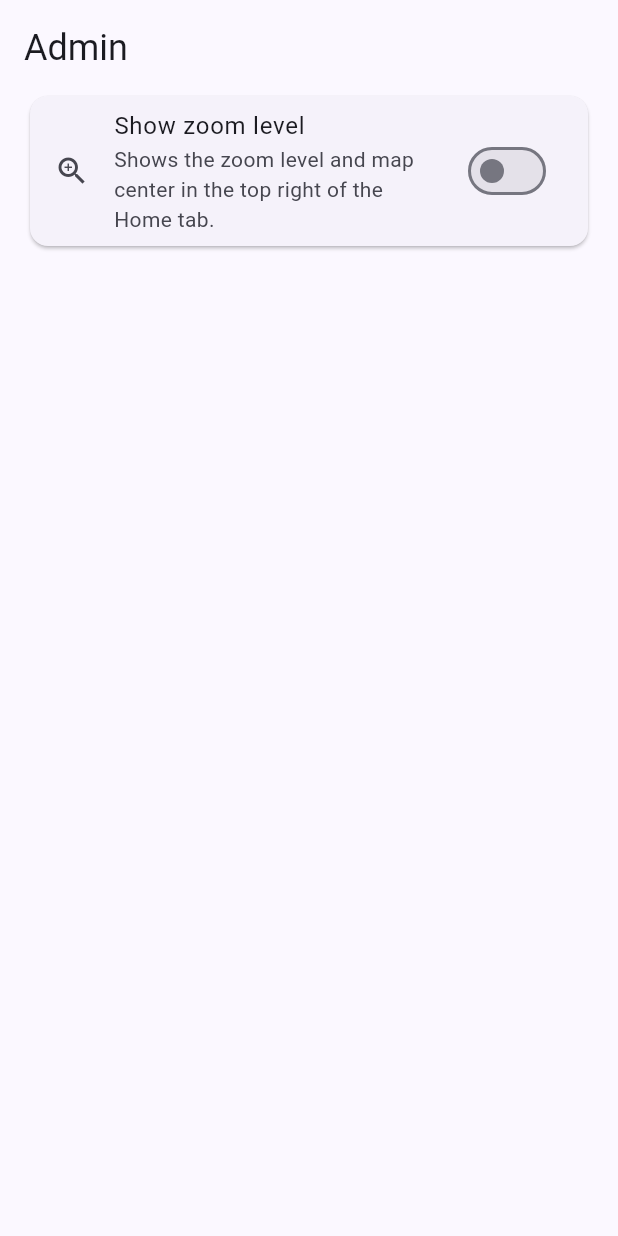
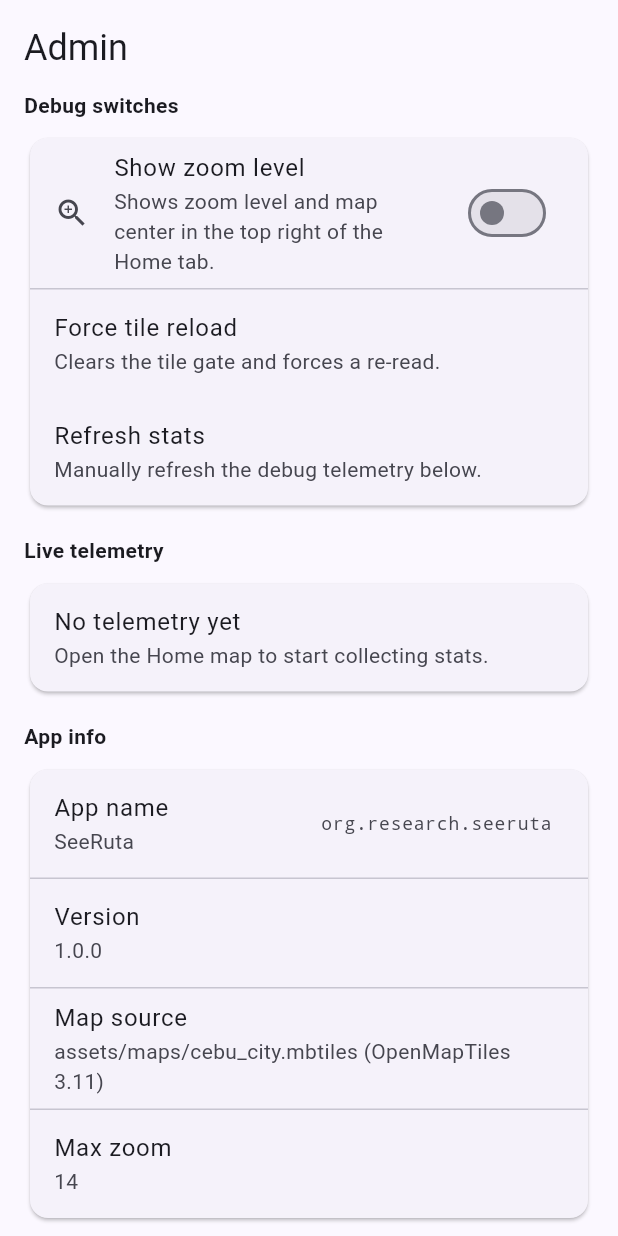
Before and after one commit to FilipinoCollabEmtech/flutter-widget-catalog, a Flutter app: the AdminPage widget shown alone on an empty page, opened directly with empty values, on a phone screen of 412 x 824 dp. Run offline on Flutter 3.47's test engine with Material 3 defaults, Android fonts, the phone set to English and light mode, and no system bars; our stand-ins replace flutter_compass, flutter_map, geolocator, latlong2; missing offline and left inert: mbtiles, vector_map_tiles, vector_tile_renderer.

Commit message:
feat: replace admin page slot with camera demo; admin replaces profile after Konami; add debug telemetry
- Page slot 1: CameraDemoPage placeholder (camera button, coming soon)
- Page slot 2: Profile normally, AdminPage after Konami unlock replaces it
- Bottom nav right: Admin button replaces Profile button after Konami
- Admin page: added live telemetry (gate limit/active/queued, max zoom,
  provider type) plus app info and debug switches
- HomePage: periodic telemetry ticker (1s) updates debugStats with tile
  gate stats so Admin page shows live data

```diff
--- a/lib/pages/admin_page.dart
+++ b/lib/pages/admin_page.dart
@@ -1,11 +1,20 @@
 import 'package:flutter/material.dart';
+import 'package:flutter/foundation.dart' show debugPrint;
 
-/// Admin tab: debug switches. Currently one toggle that shows the map's
-/// zoom level (and center) in the top right of the Home tab.
+/// Admin tab: debug switches and live telemetry.
+/// Shows zoom level toggle, tile gate stats, cache info, and app version.
 class AdminPage extends StatelessWidget {
-  const AdminPage({super.key, required this.showZoomInfo});
+  const AdminPage({
+    super.key,
+    required this.showZoomInfo,
+    required this.debugStats,
+  });
 
+  /// Toggles the zoom/center readout overlay on the Home map.
   final ValueNotifier<bool> showZoomInfo;
+
+  /// Live debug stats (tile gate limit/active/queued, cache sizes, etc.).
+  final ValueNotifier<Map<String, String>> debugStats;
 
   @override
   Widget build(BuildContext context) {
@@ -14,18 +23,116 @@
       children: [
         Text('Admin', style: Theme.of(context).textTheme.headlineSmall),
         const SizedBox(height: 12),
+
+        // ---- Debug switches ----
+        const Text('Debug switches', style: TextStyle(fontWeight: FontWeight.bold)),
+        const SizedBox(height: 8),
         Card(
-          child: ValueListenableBuilder<bool>(
+          child: Column(
+            children: [
+              ValueListenableBuilder<bool>(
                 valueListenable: showZoomInfo,
                 builder: (context, value, _) => SwitchListTile(
                   secondary: const Icon(Icons.zoom_in),
                   title: const Text('Show zoom level'),
                   subtitle: const Text(
-                'Shows the zoom level and map center in the top right of the Home tab.',
+                    'Shows zoom level and map center in the top right of the Home tab.',
                   ),
                   value: value,
                   onChanged: (v) => showZoomInfo.value = v,
                 ),
+              ),
+              const Divider(height: 1),
+              ListTile(
+                secondary: const Icon(Icons.bug_report),
+                title: const Text('Force tile reload'),
+                subtitle: const Text('Clears the tile gate and forces a re-read.'),
+                onTap: () {
+                  debugPrint('Admin: force tile reload requested');
+                  ScaffoldMessenger.of(context).showSnackBar(
+                    const SnackBar(content: Text('Tile reload — not wired yet')),
+                  );
+                },
+              ),
+              ListTile(
+                secondary: const Icon(Icons.refresh),
+                title: const Text('Refresh stats'),
+                subtitle: const Text('Manually refresh the debug telemetry below.'),
+                onTap: () {
+                  ScaffoldMessenger.of(context).showSnackBar(
+                    const SnackBar(content: Text('Stats refresh triggered')),
+                  );
+                },
+              ),
+            ],
+          ),
+        ),
+        const SizedBox(height: 16),
+
+        // ---- Live telemetry ----
+        const Text('Live telemetry', style: TextStyle(fontWeight: FontWeight.bold)),
+        const SizedBox(height: 8),
+        Card(
+          child: ValueListenableBuilder<Map<String, String>>(
+            valueListenable: debugStats,
+            builder: (context, stats, _) {
+              if (stats.isEmpty) {
+                return const ListTile(
+                  title: Text('No telemetry yet'),
+                  subtitle: Text('Open the Home map to start collecting stats.'),
+                );
+              }
+              return Column(
+                crossAxisAlignment: CrossAxisAlignment.start,
+                children: stats.entries.map((e) => Padding(
+                      padding: const EdgeInsets.symmetric(horizontal: 16, vertical: 4),
+                      child: Row(
+                        mainAxisAlignment: MainAxisAlignment.spaceBetween,
+                        children: [
+                          Text(e.key, style: const TextStyle(fontSize: 13)),
+                          Text(e.value,
+                              style: const TextStyle(
+                                fontSize: 13,
+                                fontFamily: 'monospace',
+                                fontWeight: FontWeight.w600,
+                              )),
+                        ],
+                      ),
+                    )).toList(),
+              );
+            },
+          ),
+        ),
+        const SizedBox(height: 16),
+
+        // ---- App info ----
+        const Text('App info', style: TextStyle(fontWeight: FontWeight.bold)),
+        const SizedBox(height: 8),
+        Card(
+          child: const Column(
+            children: [
+              ListTile(
+                title: Text('App name'),
+                subtitle: Text('SeeRuta'),
+                trailing: Text('org.research.seeruta',
+                    style: TextStyle(fontFamily: 'monospace', fontSize: 12)),
+              ),
+              Divider(height: 1),
+              ListTile(
+                title: Text('Version'),
+                subtitle: Text('1.0.0'),
+              ),
+              Divider(height: 1),
+              ListTile(
+                title: Text('Map source'),
+                subtitle: Text('assets/maps/cebu_city.mbtiles (OpenMapTiles 3.11)'),
+              ),
+              Divider(height: 1),
+              ListTile(
+                title: Text('Max zoom'),
+                subtitle: Text('14'),
+              ),
+            ],
           ),
         ),
       ],
--- a/lib/pages/home_page.dart
+++ b/lib/pages/home_page.dart
@@ -1,3 +1,4 @@
+import 'dart:async';
 import 'dart:io';
 
 import 'package:flutter/foundation.dart' show ValueListenable;
@@ -50,10 +51,17 @@
 /// Tapping the button plays a press animation, morphs the icon,
 /// and expands a little menu panel underneath.
 class HomePage extends StatefulWidget {
-  const HomePage({super.key, required this.showZoomInfo});
+  const HomePage({
+    super.key,
+    required this.showZoomInfo,
+    required this.debugStats,
+  });
 
   /// When true, a small zoom/center readout shows in the top right.
   final ValueListenable<bool> showZoomInfo;
+
+  /// Sink for live debug telemetry (tile gate stats, etc.).
+  final ValueNotifier<Map<String, String>> debugStats;
 
   @override
   State<HomePage> createState() => _HomePageState();
@@ -80,6 +88,7 @@
 
   MbtilesVectorTileProvider? _tileProvider;
   String? _mapError;
+  Timer? _debugTimer;
 
   final MapController _mapController = MapController();
   late final AnimatedMapMover _mover = AnimatedMapMover(
@@ -105,6 +114,7 @@
     _mover.dispose();
     _mapController.dispose();
     _camera.dispose();
+    _debugTimer?.cancel();
     _tileProvider?.dispose();
     _icon.dispose();
     super.dispose();
@@ -144,6 +154,18 @@
 
       setState(() {
         _tileProvider = provider;
+      });
+      // Start a periodic telemetry ticker for the Admin debug page.
+      _debugTimer = Timer.periodic(const Duration(seconds: 1), (_) {
+        if (!mounted || _tileProvider == null) return;
+        widget.debugStats.value = {
+          'Gate limit': _tileProvider!.gate.limit.toString(),
+          'Gate active': _tileProvider!.gate.active.toString(),
+          'Gate queued': _tileProvider!.gate.queued.toString(),
+          'Gate stats': _tileProvider!.gate.stats,
+          'Max zoom': _tileProvider!.maximumZoom.toString(),
+          'Provider type': 'vector',
+        };
       });
     } catch (error, stackTrace) {
       debugPrint('Failed to load offline map: $error');
```
Also changed, not shown: lib/main.dart (+36 -24 lines), lib/pages/camera_demo_page.dart (added, +39 -0 lines). Lines whose indentation alone changed are shown as unchanged.
